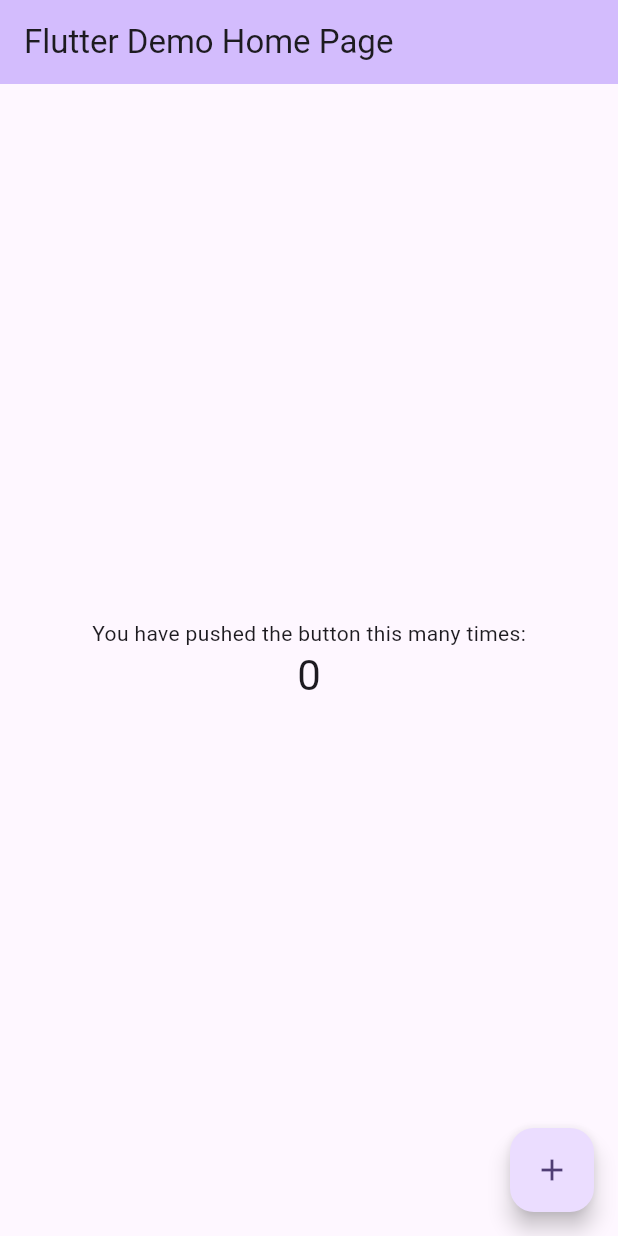
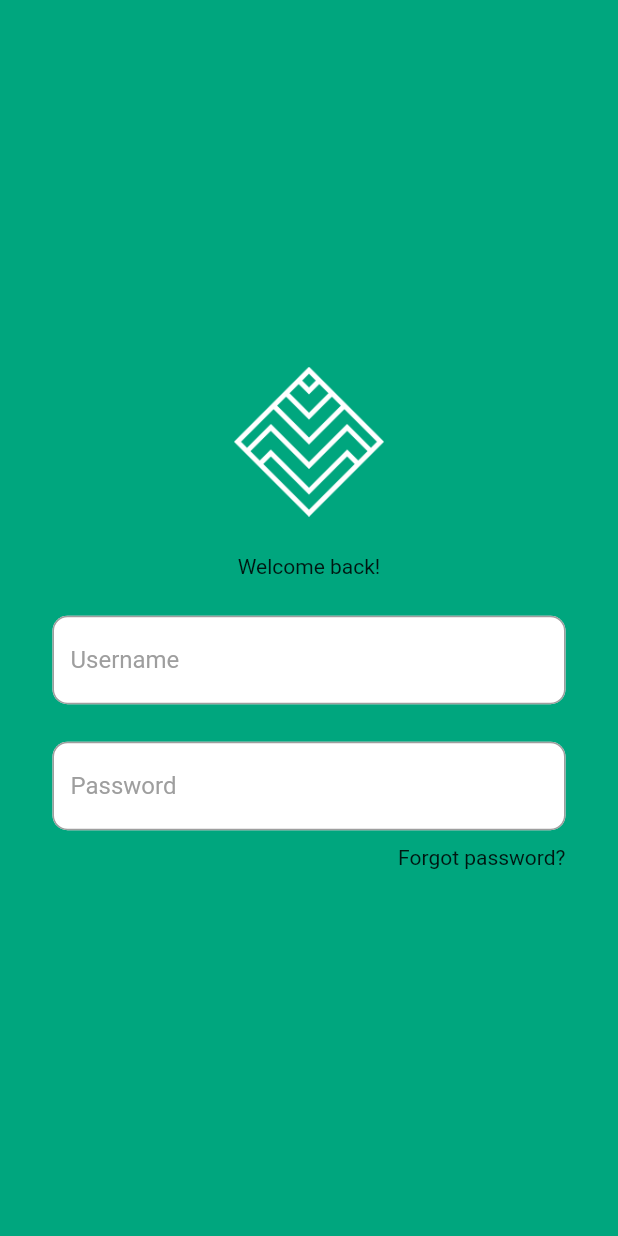
Before and after one commit to makocp/ChatXpress, a Flutter app: the screen it shows after launch, on a phone screen of 412 x 824 dp. Run offline on Flutter 3.47's test engine with Material 2 defaults, Android fonts, the phone set to English and light mode, and no system bars.

Commit message:
added Login Screen

```diff
--- /dev/null
+++ b/lib/components/my_button.dart
@@ -0,0 +1,10 @@
+import 'package:flutter/material.dart';
+
+class MyButton extends StatelessWidget {
+  const MyButton({super.key});
+
+  @override
+  Widget build(BuildContext context) {
+    return Container();
+  }
+}
--- /dev/null
+++ b/lib/components/my_textfield.dart
@@ -0,0 +1,37 @@
+import 'package:flutter/material.dart';
+
+class MyTextfield extends StatelessWidget {
+  final TextEditingController controller;
+  final String hintText;
+  final bool obscureText;
+
+  const MyTextfield({
+    super.key,
+    required this.controller,
+    required this.hintText,
+    required this.obscureText,
+  });
+
+  @override
+  Widget build(BuildContext context) {
+    // Padding(
+    //   padding: const EdgeInsets.symmetric(horizontal: 50.0),
+    return TextField(
+      controller: controller,
+      obscureText: obscureText,
+      decoration: InputDecoration(
+          enabledBorder: const OutlineInputBorder(
+            borderRadius: BorderRadius.all(Radius.circular(10.0)),
+            borderSide: BorderSide(color: Colors.grey),
+          ),
+          focusedBorder: const OutlineInputBorder(
+            borderRadius: BorderRadius.all(Radius.circular(10.0)),
+            borderSide: BorderSide(color: Colors.white),
+          ),
+          fillColor: Colors.white,
+          filled: true,
+          hintText: hintText,
+          hintStyle: TextStyle(color: Colors.grey[500])),
+    );
+  }
+}
--- a/lib/main.dart
+++ b/lib/main.dart
@@ -1,125 +1,18 @@
+import 'package:chatXpress/pages/login_page.dart';
 import 'package:flutter/material.dart';
 
-void main() {
+void main () {
   runApp(const MyApp());
 }
 
 class MyApp extends StatelessWidget {
   const MyApp({super.key});
 
-  // This widget is the root of your application.
   @override
   Widget build(BuildContext context) {
     return MaterialApp(
-      title: 'Flutter Demo',
-      theme: ThemeData(
-        // This is the theme of your application.
-        //
-        // TRY THIS: Try running your application with "flutter run". You'll see
-        // the application has a blue toolbar. Then, without quitting the app,
-        // try changing the seedColor in the colorScheme below to Colors.green
-        // and then invoke "hot reload" (save your changes or press the "hot
-        // reload" button in a Flutter-supported IDE, or press "r" if you used
-        // the command line to start the app).
-        //
-        // Notice that the counter didn't reset back to zero; the application
-        // state is not lost during the reload. To reset the state, use hot
-        // restart instead.
-        //
-        // This works for code too, not just values: Most code changes can be
-        // tested with just a hot reload.
-        colorScheme: ColorScheme.fromSeed(seedColor: Colors.deepPurple),
-        useMaterial3: true,
-      ),
-      home: const MyHomePage(title: 'Flutter Demo Home Page'),
+      debugShowCheckedModeBanner: false,
+      home: LoginPage(),
     );
   }
 }
-
-class MyHomePage extends StatefulWidget {
-  const MyHomePage({super.key, required this.title});
-
-  // This widget is the home page of your application. It is stateful, meaning
-  // that it has a State object (defined below) that contains fields that affect
-  // how it looks.
-
-  // This class is the configuration for the state. It holds the values (in this
-  // case the title) provided by the parent (in this case the App widget) and
-  // used by the build method of the State. Fields in a Widget subclass are
-  // always marked "final".
-
-  final String title;
-
-  @override
-  State<MyHomePage> createState() => _MyHomePageState();
-}
-
-class _MyHomePageState extends State<MyHomePage> {
-  int _counter = 0;
-
-  void _incrementCounter() {
-    setState(() {
-      // This call to setState tells the Flutter framework that something has
-      // changed in this State, which causes it to rerun the build method below
-      // so that the display can reflect the updated values. If we changed
-      // _counter without calling setState(), then the build method would not be
-      // called again, and so nothing would appear to happen.
-      _counter++;
-    });
-  }
-
-  @override
-  Widget build(BuildContext context) {
-    // This method is rerun every time setState is called, for instance as done
-    // by the _incrementCounter method above.
-    //
-    // The Flutter framework has been optimized to make rerunning build methods
-    // fast, so that you can just rebuild anything that needs updating rather
-    // than having to individually change instances of widgets.
-    return Scaffold(
-      appBar: AppBar(
-        // TRY THIS: Try changing the color here to a specific color (to
-        // Colors.amber, perhaps?) and trigger a hot reload to see the AppBar
-        // change color while the other colors stay the same.
-        backgroundColor: Theme.of(context).colorScheme.inversePrimary,
-        // Here we take the value from the MyHomePage object that was created by
-        // the App.build method, and use it to set our appbar title.
-        title: Text(widget.title),
-      ),
-      body: Center(
-        // Center is a layout widget. It takes a single child and positions it
-        // in the middle of the parent.
-        child: Column(
-          // Column is also a layout widget. It takes a list of children and
-          // arranges them vertically. By default, it sizes itself to fit its
-          // children horizontally, and tries to be as tall as its parent.
-          //
-          // Column has various properties to control how it sizes itself and
-          // how it positions its children. Here we use mainAxisAlignment to
-          // center the children vertically; the main axis here is the vertical
-          // axis because Columns are vertical (the cross axis would be
-          // horizontal).
-          //
-          // TRY THIS: Invoke "debug painting" (choose the "Toggle Debug Paint"
-          // action in the IDE, or press "p" in the console), to see the
-          // wireframe for each widget.
-          mainAxisAlignment: MainAxisAlignment.center,
-          children: <Widget>[
-            const Text(
-              'You have pushed the button this many times:',
-            ),
-            Text(
-              '$_counter',
-              style: Theme.of(context).textTheme.headlineMedium,
-            ),
-          ],
-        ),
-      ),
-      floatingActionButton: FloatingActionButton(
-        onPressed: _incrementCounter,
-        tooltip: 'Increment',
-        child: const Icon(Icons.add),
-      ), // This trailing comma makes auto-formatting nicer for build methods.
-    );
-  }
-}
--- /dev/null
+++ b/lib/pages/login_page.dart
@@ -0,0 +1,57 @@
+import 'package:chatXpress/assets/colors/my_colors.dart';
+import 'package:chatXpress/components/my_textfield.dart';
+import 'package:flutter/material.dart';
+
+class LoginPage extends StatelessWidget {
+  LoginPage({super.key});
+
+  final usernameController = TextEditingController();
+  final passwordController = TextEditingController();
+
+  @override
+  Widget build(BuildContext context) {
+    return Scaffold(
+      backgroundColor: MyColors.greenDefaultColor,
+      body: Center(
+        child: Padding(
+          padding: const EdgeInsets.symmetric(vertical: 10, horizontal: 35),
+          child: Column(
+            mainAxisAlignment: MainAxisAlignment.center,
+            children: [
+              const Image(
+                  image: AssetImage('lib/assets/images/chatXpress.png'), height: 100),
+              const SizedBox(height: 25),
+              const Text("Welcome back!"),
+              const SizedBox(height: 25),
+              MyTextfield(
+                controller: usernameController,
+                hintText: 'Username',
+                obscureText: false,
+              ),
+              const SizedBox(height: 25),
+              MyTextfield(
+                controller: passwordController,
+                hintText: 'Password',
+                obscureText: true,
+              ),
+              const SizedBox(height: 10),
+              const Align(
+                alignment: Alignment.centerRight,
+                child: Text('Forgot password?'),
+              ),
+
+
+              // sign in button
+
+              // or continue with
+
+              // google / apple sign in buttons
+
+              // Not a member? register now, click here.
+            ],
+          ),
+        ),
+      ),
+    );
+  }
+}
```
